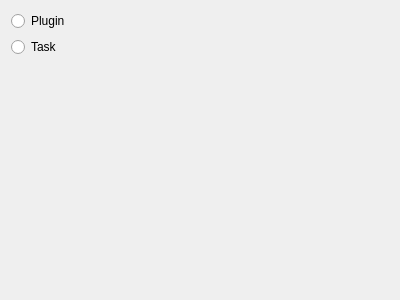
Before: the Qt Designer form WelcomeWidget.ui in congchenutd/SnippetGenerator, drawn with Qt 5.
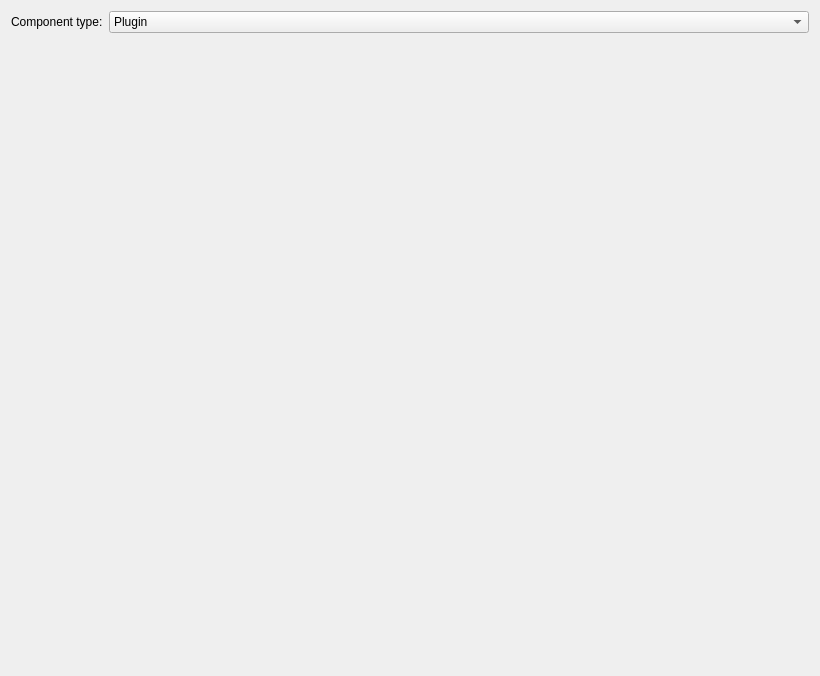
After: the same form once the commit is applied.

Commit message: Added support for Test and Class

What changed in the file:
```diff
--- a/WelcomeWidget.ui
+++ b/WelcomeWidget.ui
@@ -6,8 +6,8 @@
    <rect>
     <x>0</x>
     <y>0</y>
-    <width>400</width>
-    <height>300</height>
+    <width>820</width>
+    <height>676</height>
    </rect>
   </property>
   <property name="windowTitle">
@@ -15,18 +15,45 @@
   </property>
   <layout class="QVBoxLayout" name="verticalLayout">
    <item>
-    <widget class="QRadioButton" name="radioPlugin">
+    <layout class="QHBoxLayout" name="horizontalLayout">
+     <item>
+      <widget class="QLabel" name="label">
+       <property name="text">
+        <string>Component type:</string>
+       </property>
+      </widget>
+     </item>
+     <item>
+      <widget class="QComboBox" name="comboComponentType">
+       <property name="sizePolicy">
+        <sizepolicy hsizetype="Expanding" vsizetype="Fixed">
+         <horstretch>0</horstretch>
+         <verstretch>0</verstretch>
+        </sizepolicy>
+       </property>
+       <item>
      <property name="text">
       <string>Plugin</string>
      </property>
-    </widget>
    </item>
    <item>
-    <widget class="QRadioButton" name="radioTask">
      <property name="text">
       <string>Task</string>
      </property>
-    </widget>
+       </item>
+       <item>
+        <property name="text">
+         <string>Test</string>
+        </property>
+       </item>
+       <item>
+        <property name="text">
+         <string>Class</string>
+        </property>
+       </item>
+      </widget>
+     </item>
+    </layout>
    </item>
    <item>
     <spacer name="verticalSpacer">
```
Lines whose indentation alone changed are shown as unchanged. The commit also changes 24 other files.
